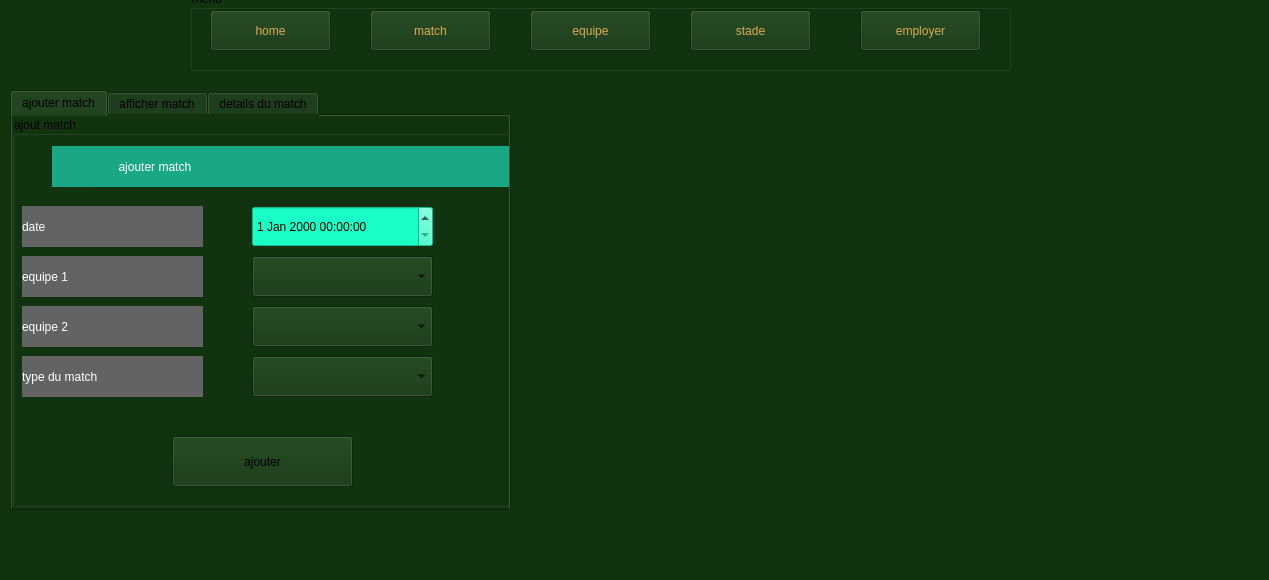
Qt form Projet/match.ui (Mazuchii/Smart-football) before a commit.
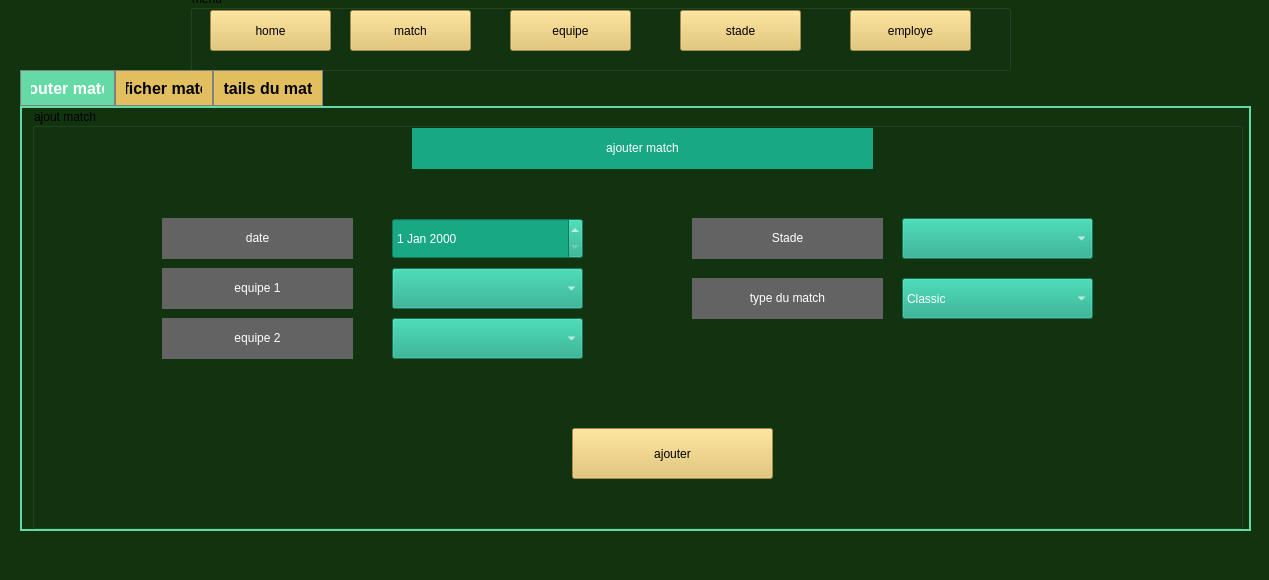
The same form after that commit. Icons and pictures are not drawn.

Diff of the .ui file:
```diff
--- a/Projet/match.ui
+++ b/Projet/match.ui
@@ -42,29 +42,29 @@
       </rect>
      </property>
      <property name="styleSheet">
-      <string notr="true">background-color: rgb(17, 52, 15);
-font: 13pt &quot;Trebuchet MS&quot;;
-color: rgb(219, 173, 84);
-selection-color: rgb(85, 170, 0);</string>
+      <string notr="true">background-color: rgb(226, 191, 94);
+color: rgb(0, 0, 0);
+font: 600 11pt &quot;Segoe UI&quot;;
+selection-background-color: rgb(227, 172, 7);</string>
      </property>
      <property name="text">
       <string>home</string>
      </property>
     </widget>
-    <widget class="QPushButton" name="pushButton_6">
+    <widget class="QPushButton" name="pushButton_3">
      <property name="geometry">
       <rect>
-       <x>180</x>
+       <x>160</x>
        <y>20</y>
        <width>121</width>
        <height>41</height>
       </rect>
      </property>
      <property name="styleSheet">
-      <string notr="true">background-color: rgb(17, 52, 15);
-font: 13pt &quot;Trebuchet MS&quot;;
-color: rgb(219, 173, 84);
-selection-color: rgb(85, 170, 0);</string>
+      <string notr="true">background-color: rgb(226, 191, 94);
+color: rgb(0, 0, 0);
+font: 600 11pt &quot;Segoe UI&quot;;
+selection-background-color: rgb(227, 172, 7);</string>
      </property>
      <property name="text">
       <string>match</string>
@@ -73,17 +73,17 @@
     <widget class="QPushButton" name="pushButton_7">
      <property name="geometry">
       <rect>
-       <x>340</x>
+       <x>320</x>
        <y>20</y>
        <width>121</width>
        <height>41</height>
       </rect>
      </property>
      <property name="styleSheet">
-      <string notr="true">background-color: rgb(17, 52, 15);
-font: 13pt &quot;Trebuchet MS&quot;;
-color: rgb(219, 173, 84);
-selection-color: rgb(85, 170, 0);</string>
+      <string notr="true">background-color: rgb(226, 191, 94);
+color: rgb(0, 0, 0);
+font: 600 11pt &quot;Segoe UI&quot;;
+selection-background-color: rgb(227, 172, 7);</string>
      </property>
      <property name="text">
       <string>equipe</string>
@@ -92,39 +92,39 @@
     <widget class="QPushButton" name="pushButton_8">
      <property name="geometry">
       <rect>
-       <x>500</x>
+       <x>490</x>
        <y>20</y>
        <width>121</width>
        <height>41</height>
       </rect>
      </property>
      <property name="styleSheet">
-      <string notr="true">background-color: rgb(17, 52, 15);
-font: 13pt &quot;Trebuchet MS&quot;;
-color: rgb(219, 173, 84);
-selection-color: rgb(85, 170, 0);</string>
+      <string notr="true">background-color: rgb(226, 191, 94);
+color: rgb(0, 0, 0);
+font: 600 11pt &quot;Segoe UI&quot;;
+selection-background-color: rgb(227, 172, 7);</string>
      </property>
      <property name="text">
       <string>stade</string>
      </property>
     </widget>
-    <widget class="QPushButton" name="pushButton_9">
+    <widget class="QPushButton" name="pushButton_6">
      <property name="geometry">
       <rect>
-       <x>670</x>
+       <x>660</x>
        <y>20</y>
        <width>121</width>
        <height>41</height>
       </rect>
      </property>
      <property name="styleSheet">
-      <string notr="true">background-color: rgb(17, 52, 15);
-font: 13pt &quot;Trebuchet MS&quot;;
-color: rgb(219, 173, 84);
-selection-color: rgb(85, 170, 0);</string>
+      <string notr="true">background-color: rgb(226, 191, 94);
+color: rgb(0, 0, 0);
+font: 600 11pt &quot;Segoe UI&quot;;
+selection-background-color: rgb(227, 172, 7);</string>
      </property>
      <property name="text">
-      <string>employer</string>
+      <string>employe</string>
      </property>
     </widget>
    </widget>
@@ -152,34 +152,43 @@
      <bool>true</bool>
     </property>
    </widget>
-   <widget class="QLabel" name="label_10">
-    <property name="geometry">
-     <rect>
-      <x>552</x>
-      <y>99</y>
-      <width>691</width>
-      <height>421</height>
-     </rect>
-    </property>
-    <property name="text">
-     <string/>
-    </property>
-    <property name="pixmap">
-     <pixmap resource="assetes.qrc">:/img/assetes/img/terain.png</pixmap>
-    </property>
-    <property name="scaledContents">
-     <bool>true</bool>
-    </property>
-   </widget>
    <widget class="QTabWidget" name="tabWidget">
     <property name="geometry">
      <rect>
-      <x>10</x>
-      <y>90</y>
-      <width>501</width>
-      <height>421</height>
+      <x>20</x>
+      <y>70</y>
+      <width>1231</width>
+      <height>461</height>
      </rect>
     </property>
+    <property name="styleSheet">
+     <string notr="true">QTabWidget::pane {
+	font: 600 10pt &quot;Segoe UI&quot;;
+    border: 2px solid  rgb(102, 218, 166); /* Green border */
+    background: #F0F0F0;
+}
+
+QTabBar::tab {
+    background-color: rgb(226, 191, 94);
+    color: black;
+    padding: 10px;
+    border: 1px solid gray;
+ font-size: 16px;
+    font-weight: bold;
+}
+
+QTabBar::tab:selected {
+background-color: rgb(102, 218, 166);
+    color: white;
+    font-weight: bold;
+}
+
+QTabBar::tab:hover {
+    background: #FF9800; /* Orange when hovered */
+    color: white;
+}
+</string>
+    </property>
     <property name="currentIndex">
      <number>0</number>
     </property>
@@ -190,10 +199,10 @@
      <widget class="QGroupBox" name="groupBox_2">
       <property name="geometry">
        <rect>
-        <x>0</x>
+        <x>10</x>
         <y>0</y>
-        <width>531</width>
-        <height>391</height>
+        <width>1211</width>
+        <height>421</height>
        </rect>
       </property>
       <property name="title">
@@ -202,9 +211,9 @@
       <widget class="QLabel" name="label_7">
        <property name="geometry">
         <rect>
-         <x>10</x>
-         <y>90</y>
-         <width>181</width>
+         <x>130</x>
+         <y>110</y>
+         <width>191</width>
          <height>41</height>
         </rect>
        </property>
@@ -214,15 +223,15 @@
 color: rgb(255, 255, 255);</string>
        </property>
        <property name="text">
-        <string>date</string>
+        <string>&lt;html&gt;&lt;head/&gt;&lt;body&gt;&lt;p align=&quot;center&quot;&gt;date&lt;/p&gt;&lt;/body&gt;&lt;/html&gt;</string>
        </property>
       </widget>
       <widget class="QLabel" name="label_8">
        <property name="geometry">
         <rect>
-         <x>10</x>
-         <y>140</y>
-         <width>181</width>
+         <x>130</x>
+         <y>160</y>
+         <width>191</width>
          <height>41</height>
         </rect>
        </property>
@@ -232,15 +241,15 @@
 color: rgb(255, 255, 255);</string>
        </property>
        <property name="text">
-        <string>equipe 1</string>
+        <string>&lt;html&gt;&lt;head/&gt;&lt;body&gt;&lt;p align=&quot;center&quot;&gt;equipe 1&lt;/p&gt;&lt;/body&gt;&lt;/html&gt;</string>
        </property>
       </widget>
       <widget class="QLabel" name="label_11">
        <property name="geometry">
         <rect>
-         <x>10</x>
-         <y>190</y>
-         <width>181</width>
+         <x>130</x>
+         <y>210</y>
+         <width>191</width>
          <height>41</height>
         </rect>
        </property>
@@ -250,15 +259,15 @@
 color: rgb(255, 255, 255);</string>
        </property>
        <property name="text">
-        <string>equipe 2</string>
+        <string>&lt;html&gt;&lt;head/&gt;&lt;body&gt;&lt;p align=&quot;center&quot;&gt;equipe 2&lt;/p&gt;&lt;/body&gt;&lt;/html&gt;</string>
        </property>
       </widget>
       <widget class="QLabel" name="label_12">
        <property name="geometry">
         <rect>
-         <x>10</x>
-         <y>240</y>
-         <width>181</width>
+         <x>660</x>
+         <y>170</y>
+         <width>191</width>
          <height>41</height>
         </rect>
        </property>
@@ -268,14 +277,14 @@
 color: rgb(255, 255, 255);</string>
        </property>
        <property name="text">
-        <string>type du match</string>
+        <string>&lt;html&gt;&lt;head/&gt;&lt;body&gt;&lt;p align=&quot;center&quot;&gt;type du match&lt;/p&gt;&lt;/body&gt;&lt;/html&gt;</string>
        </property>
       </widget>
       <widget class="QLabel" name="label_13">
        <property name="geometry">
         <rect>
-         <x>40</x>
-         <y>30</y>
+         <x>380</x>
+         <y>20</y>
          <width>461</width>
          <height>41</height>
         </rect>
@@ -286,63 +295,134 @@
 color: rgb(255, 255, 255);</string>
        </property>
        <property name="text">
-        <string>                    ajouter match</string>
+        <string>&lt;html&gt;&lt;head/&gt;&lt;body&gt;&lt;p align=&quot;center&quot;&gt; ajouter match&lt;/p&gt;&lt;/body&gt;&lt;/html&gt;</string>
        </property>
       </widget>
-      <widget class="QPushButton" name="pushButton_2">
+      <widget class="QDateEdit" name="dateEdit">
        <property name="geometry">
         <rect>
-         <x>160</x>
+         <x>360</x>
+         <y>110</y>
+         <width>191</width>
+         <height>41</height>
+        </rect>
+       </property>
+       <property name="styleSheet">
+        <string notr="true">background-color: rgb(24, 168, 132);
+color: rgb(255, 255, 255);
+font: 700 10pt &quot;Segoe UI&quot;;</string>
+       </property>
+      </widget>
+      <widget class="QComboBox" name="equip1_ajout">
+       <property name="geometry">
+        <rect>
+         <x>360</x>
+         <y>160</y>
+         <width>191</width>
+         <height>41</height>
+        </rect>
+       </property>
+       <property name="styleSheet">
+        <string notr="true">background-color: rgb(24, 168, 132);
+color: rgb(255, 255, 255);
+font: 700 10pt &quot;Segoe UI&quot;;</string>
+       </property>
+      </widget>
+      <widget class="QComboBox" name="equip2_ajout">
+       <property name="geometry">
+        <rect>
+         <x>360</x>
+         <y>210</y>
+         <width>191</width>
+         <height>41</height>
+        </rect>
+       </property>
+       <property name="styleSheet">
+        <string notr="true">background-color: rgb(24, 168, 132);
+color: rgb(255, 255, 255);
+font: 700 10pt &quot;Segoe UI&quot;;</string>
+       </property>
+      </widget>
+      <widget class="QComboBox" name="type_ajout">
+       <property name="geometry">
+        <rect>
+         <x>870</x>
+         <y>170</y>
+         <width>191</width>
+         <height>41</height>
+        </rect>
+       </property>
+       <property name="styleSheet">
+        <string notr="true">background-color: rgb(24, 168, 132);
+color: rgb(255, 255, 255);
+font: 700 10pt &quot;Segoe UI&quot;;</string>
+       </property>
+       <item>
+        <property name="text">
+         <string>Classic</string>
+        </property>
+       </item>
+       <item>
+        <property name="text">
+         <string>Champions League</string>
+        </property>
+       </item>
+       <item>
+        <property name="text">
+         <string>amical</string>
+        </property>
+       </item>
+      </widget>
+      <widget class="QPushButton" name="bt_ajouter">
+       <property name="geometry">
+        <rect>
+         <x>540</x>
          <y>320</y>
-         <width>181</width>
+         <width>201</width>
          <height>51</height>
         </rect>
        </property>
+       <property name="styleSheet">
+        <string notr="true">background-color: rgb(226, 191, 94);
+color: rgb(0, 0, 0);
+font: 600 11pt &quot;Segoe UI&quot;;
+selection-background-color: rgb(227, 172, 7);</string>
+       </property>
        <property name="text">
         <string>ajouter</string>
        </property>
       </widget>
-      <widget class="QDateTimeEdit" name="dateTimeEdit">
+      <widget class="QLabel" name="label_14">
        <property name="geometry">
         <rect>
-         <x>240</x>
-         <y>90</y>
-         <width>181</width>
+         <x>660</x>
+         <y>110</y>
+         <width>191</width>
          <height>41</height>
         </rect>
        </property>
        <property name="styleSheet">
-        <string notr="true">background-color: rgb(26, 255, 198);</string>
+        <string notr="true">background-color: rgb(99, 99, 99);
+font: 14pt &quot;Trebuchet MS&quot;;
+color: rgb(255, 255, 255);</string>
        </property>
-      </widget>
-      <widget class="QComboBox" name="comboBox">
-       <property name="geometry">
-        <rect>
-         <x>240</x>
-         <y>140</y>
-         <width>181</width>
-         <height>41</height>
-        </rect>
+       <property name="text">
+        <string>&lt;html&gt;&lt;head/&gt;&lt;body&gt;&lt;p align=&quot;center&quot;&gt;Stade&lt;/p&gt;&lt;/body&gt;&lt;/html&gt;</string>
        </property>
       </widget>
       <widget class="QComboBox" name="comboBox_2">
        <property name="geometry">
         <rect>
-         <x>240</x>
-         <y>190</y>
-         <width>181</width>
+         <x>870</x>
+         <y>110</y>
+         <width>191</width>
          <height>41</height>
         </rect>
        </property>
-      </widget>
-      <widget class="QComboBox" name="comboBox_3">
-       <property name="geometry">
-        <rect>
-         <x>240</x>
-         <y>240</y>
-         <width>181</width>
-         <height>41</height>
-        </rect>
+       <property name="styleSheet">
+        <string notr="true">background-color: rgb(24, 168, 132);
+color: rgb(255, 255, 255);
+font: 700 10pt &quot;Segoe UI&quot;;</string>
        </property>
       </widget>
      </widget>
@@ -507,6 +587,25 @@
        </property>
       </widget>
      </widget>
+     <widget class="QLabel" name="label_10">
+      <property name="geometry">
+       <rect>
+        <x>530</x>
+        <y>10</y>
+        <width>691</width>
+        <height>421</height>
+       </rect>
+      </property>
+      <property name="text">
+       <string/>
+      </property>
+      <property name="pixmap">
+       <pixmap resource="assetes.qrc">:/img/assetes/img/terain.png</pixmap>
+      </property>
+      <property name="scaledContents">
+       <bool>true</bool>
+      </property>
+     </widget>
     </widget>
    </widget>
   </widget>
```
Left out of the diff: 257 changed lines with no effect on the pictures.
